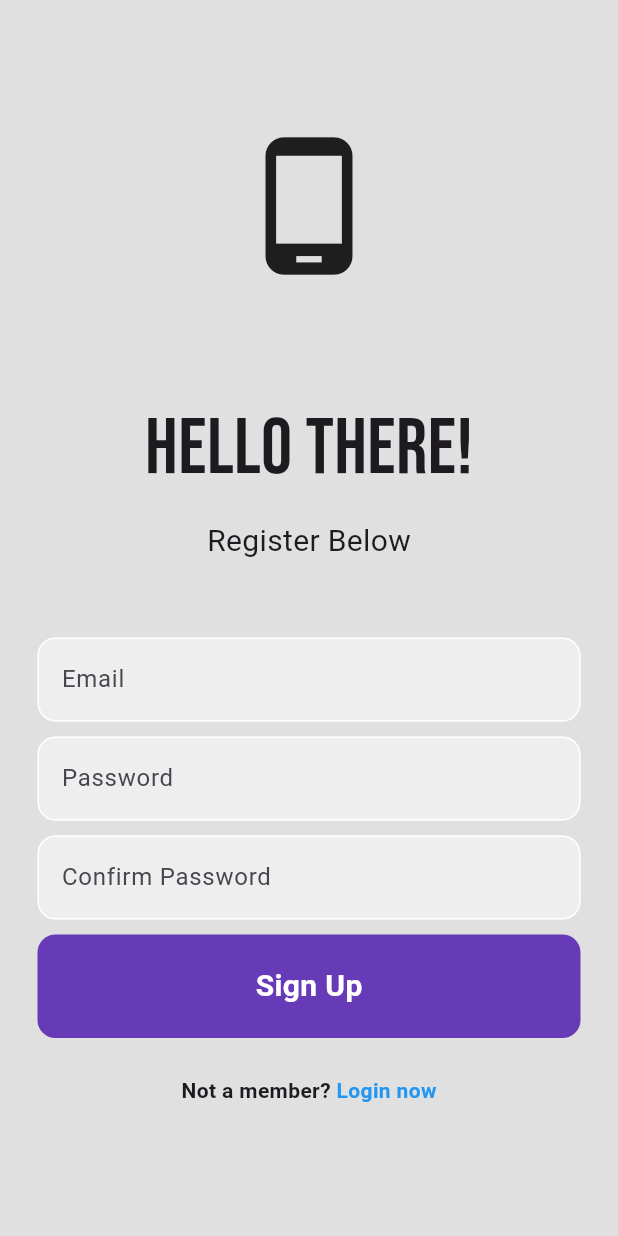
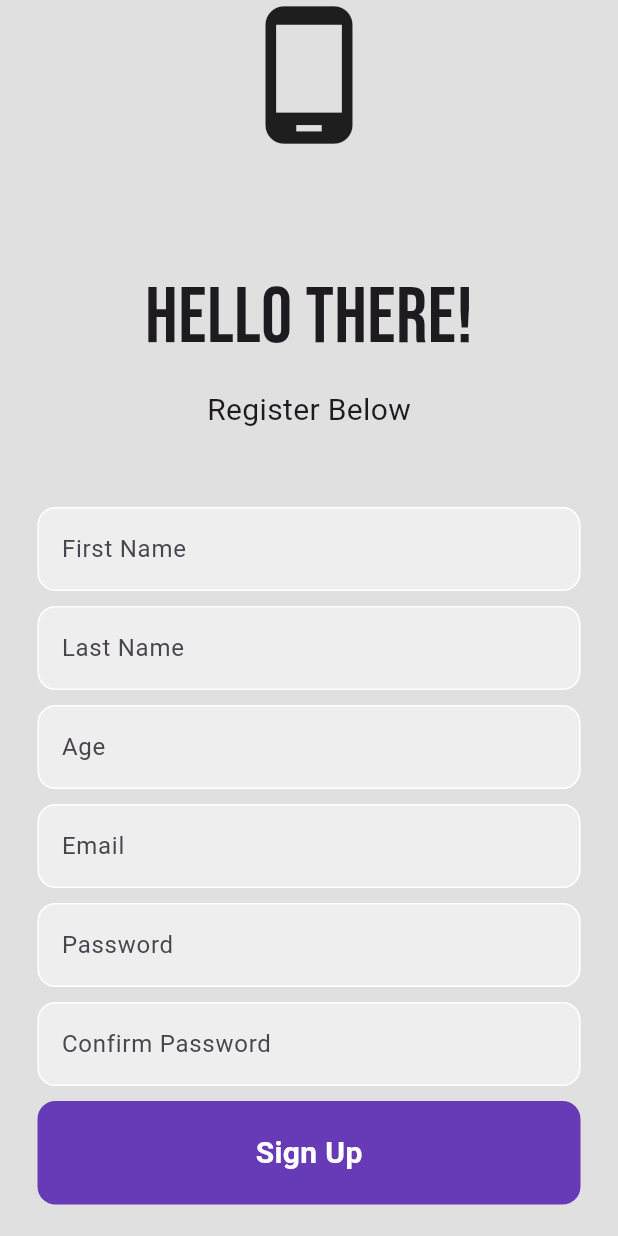
Before and after one commit to TheHomelander03/flutter_final_project, a Flutter app: the screen it shows after launch, after a tap on "Register now", on a phone screen of 412 x 824 dp. Run offline on Flutter 3.47's test engine with Material 3 defaults, Android fonts, the phone set to English and light mode, and no system bars; our stand-ins replace cloud_firestore, firebase_auth, firebase_core, google_fonts; accounts and stored records are empty; network calls fail.

Commit message:
CRUD added

```diff
--- a/lib/pages/register_page.dart
+++ b/lib/pages/register_page.dart
@@ -1,3 +1,4 @@
+import 'package:cloud_firestore/cloud_firestore.dart';
 import 'package:firebase_auth/firebase_auth.dart';
 import 'package:flutter/material.dart';
 import 'package:google_fonts/google_fonts.dart';
@@ -19,10 +20,17 @@ class _RegisterPageState extends State<RegisterPage> {
   final emailController = TextEditingController();
   final passwordController = TextEditingController();
   final confirmPasswordController = TextEditingController();
+  final firstNameController = TextEditingController();
+  final lastNameController = TextEditingController();
+  final ageController = TextEditingController();
+
   @override
   void dispose(){
     emailController.dispose();
     passwordController.dispose();
+    firstNameController.dispose();
+    lastNameController.dispose();
+    ageController.dispose();
     super.dispose();
   }
   Future signUp() async {
@@ -31,7 +39,25 @@ class _RegisterPageState extends State<RegisterPage> {
       email: emailController.text.trim(),
       password: passwordController.text.trim()
       );
+
+      //add user details
+      addUserDetails(
+      firstNameController.text.trim(),
+      lastNameController.text.trim(),
+      emailController.text.trim(),
+      int.parse(ageController.text.trim())
+      );
     }
+  }
+
+  Future addUserDetails(String firsName, String lastName, String email, int age) async {
+    await FirebaseFirestore.instance.collection('users').add({
+      'first name': firsName,
+      'last name': lastName,
+      'email': email,
+      'age': age,
+    },
+    );
   }
 
   bool passwordConfirmed(){
@@ -71,6 +97,69 @@ class _RegisterPageState extends State<RegisterPage> {
                   ),
                 ),
                 SizedBox(height: 50,),
+
+                Padding(
+                  padding: const EdgeInsets.symmetric(horizontal: 25.0),
+                  child: TextField(
+                    controller: firstNameController,
+                    decoration: InputDecoration(
+                      enabledBorder: OutlineInputBorder(
+                        borderSide: BorderSide(color: Colors.white),
+                        borderRadius: BorderRadius.circular(12),
+                      ),
+                      focusedBorder: OutlineInputBorder(
+                        borderSide: BorderSide(color: Colors.deepPurple),
+                        borderRadius: BorderRadius.circular(12),
+                      ),
+                      hintText: 'First Name',
+                      fillColor: Colors.grey[200],
+                      filled: true,
+                    ),
+                  ),
+                ),
+                SizedBox(height: 10),
+
+                Padding(
+                  padding: const EdgeInsets.symmetric(horizontal: 25.0),
+                  child: TextField(
+                    controller: lastNameController,
+                    decoration: InputDecoration(
+                      enabledBorder: OutlineInputBorder(
+                        borderSide: BorderSide(color: Colors.white),
+                        borderRadius: BorderRadius.circular(12),
+                      ),
+                      focusedBorder: OutlineInputBorder(
+                        borderSide: BorderSide(color: Colors.deepPurple),
+                        borderRadius: BorderRadius.circular(12),
+                      ),
+                      hintText: 'Last Name',
+                      fillColor: Colors.grey[200],
+                      filled: true,
+                    ),
+                  ),
+                ),
+                SizedBox(height: 10),
+
+                Padding(
+                  padding: const EdgeInsets.symmetric(horizontal: 25.0),
+                  child: TextField(
+                    controller: ageController,
+                    decoration: InputDecoration(
+                      enabledBorder: OutlineInputBorder(
+                        borderSide: BorderSide(color: Colors.white),
+                        borderRadius: BorderRadius.circular(12),
+                      ),
+                      focusedBorder: OutlineInputBorder(
+                        borderSide: BorderSide(color: Colors.deepPurple),
+                        borderRadius: BorderRadius.circular(12),
+                      ),
+                      hintText: 'Age',
+                      fillColor: Colors.grey[200],
+                      filled: true,
+                    ),
+                  ),
+                ),
+                SizedBox(height: 10),
 
                 Padding(
                   padding: const EdgeInsets.symmetric(horizontal: 25.0),
--- a/pubspec.yaml
+++ b/pubspec.yaml
@@ -38,6 +38,7 @@ dependencies:
   firebase_core: ^3.8.0
   firebase_auth: ^5.3.3
   firebase_ui_auth: ^1.16.0
+  cloud_firestore: ^5.5.0
   google_fonts:
 
 dev_dependencies:
```
Also changed, not shown: lib/pages/home_page.dart (+55 -7 lines), lib/pages/login_page.dart (+9 -0 lines), lib/read data/get_user_name.dart (added, +33 -0 lines), pubspec.lock, 3 other files.
